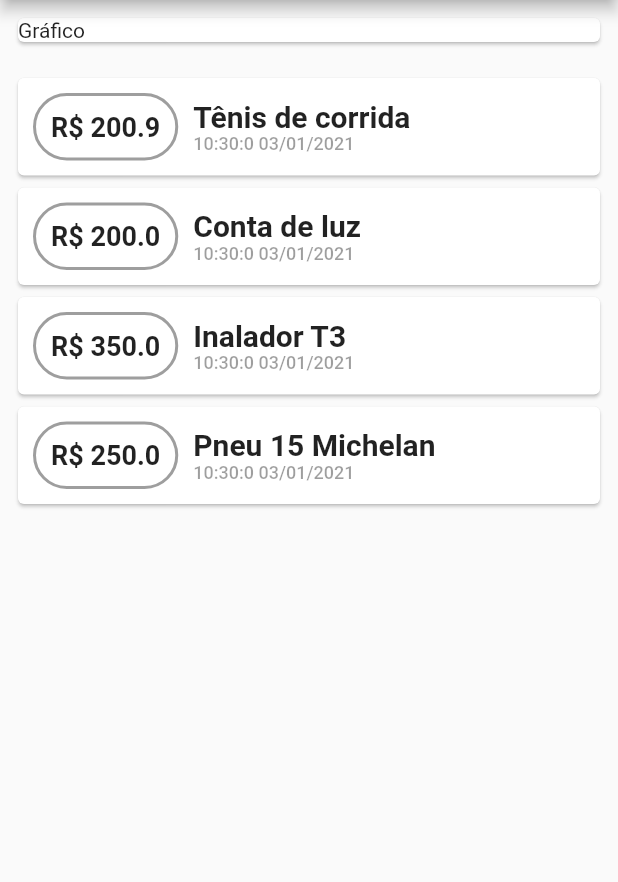
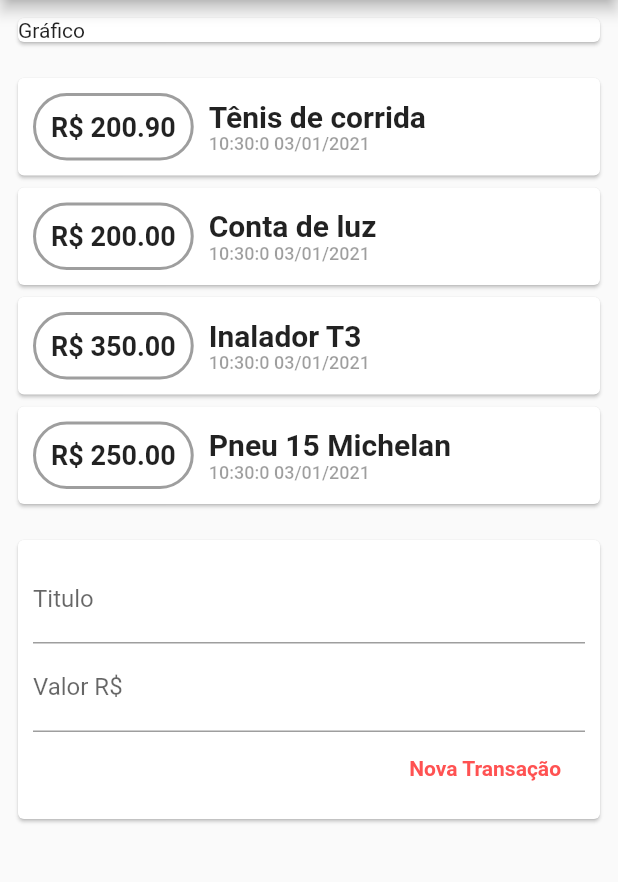
Before and after one commit to BSTK/app_expenses, a Flutter app: the screen it shows after launch, on a phone screen of 412 x 824 dp, the part 84-966 px from its top. Run offline on Flutter 3.47's test engine with Material 2 defaults, Android fonts, the phone set to English and light mode, and no system bars.

Commit message:
main - Iniciando o formulário de transações

```diff
--- a/lib/home/homepage.dart
+++ b/lib/home/homepage.dart
@@ -11,6 +11,9 @@ class HomePage extends StatefulWidget {
 }
 
 class _HomePageState extends State<HomePage> {
+
+  final valorController = TextEditingController();
+  final tituloController = TextEditingController();
 
   final transacoes = [
     Transacao(
@@ -55,7 +58,6 @@ class _HomePageState extends State<HomePage> {
       ),
       body: Center(
         child: Column(
-          mainAxisAlignment: MainAxisAlignment.start,
           crossAxisAlignment: CrossAxisAlignment.stretch,
           children: <Widget>[
 
@@ -66,6 +68,8 @@ class _HomePageState extends State<HomePage> {
                 child: Text('Gráfico'),
               ),
             ),
+            /// TODO: REFATORAR PARA COMPONENTE: Transações
+
 
             /// TODO: REFATORAR PARA COMPONENTE: Transações
             Container(
@@ -73,7 +77,60 @@ class _HomePageState extends State<HomePage> {
               child: Column(
                 children: [...cardsDeTransacoes()],
               ),
-            )
+            ),
+            /// TODO: REFATORAR PARA COMPONENTE: Transações
+
+
+            /// TODO: REFATORAR PARA COMPONENTE: Formulario de Transações
+            Container(
+              padding: EdgeInsets.all(8.0),
+              child: Card(
+                child: Padding(
+                  padding: const EdgeInsets.all(10.0),
+                  child: Column(
+                    children: [
+                      TextField(
+                        controller: tituloController,
+                        decoration: InputDecoration(
+                          labelText: 'Titulo'
+                        ),
+                      ),
+                      TextField(
+                        controller: valorController,
+                        decoration: InputDecoration(
+                            labelText: 'Valor R\$'
+                        ),
+                      ),
+                      Row(
+                        mainAxisAlignment: MainAxisAlignment.end,
+                        children: [
+                          FlatButton(
+                            onPressed: () {
+                              transacoes.add(
+                                Transacao(
+                                    uuid: DateTime.now().toIso8601String(),
+                                    data: DateTime.now(),
+                                    valor: double.parse(valorController.text),
+                                    titutlo: tituloController.text
+                                )
+                              );
+                            },
+                            child: Text('Nova Transação', style: TextStyle(
+                                fontSize: 14.0,
+                                fontWeight: FontWeight.w600,
+                                color: Colors.redAccent
+                            ))
+                          ),
+                        ],
+                      )
+                    ],
+                  ),
+                ),
+              )
+            ),
+            /// TODO: REFATORAR PARA COMPONENTE: Formulario de Transações
+
+
           ],
         ),
       )
@@ -99,7 +156,7 @@ class _HomePageState extends State<HomePage> {
                     )
                   ),
                   child: Text(
-                    'R\$ ${ transacao.valor }',
+                    'R\$ ${ transacao.valor.toStringAsFixed(2) }',
                     style: TextStyle(
                       fontSize: 18.0,
                       fontWeight: FontWeight.bold,
```
